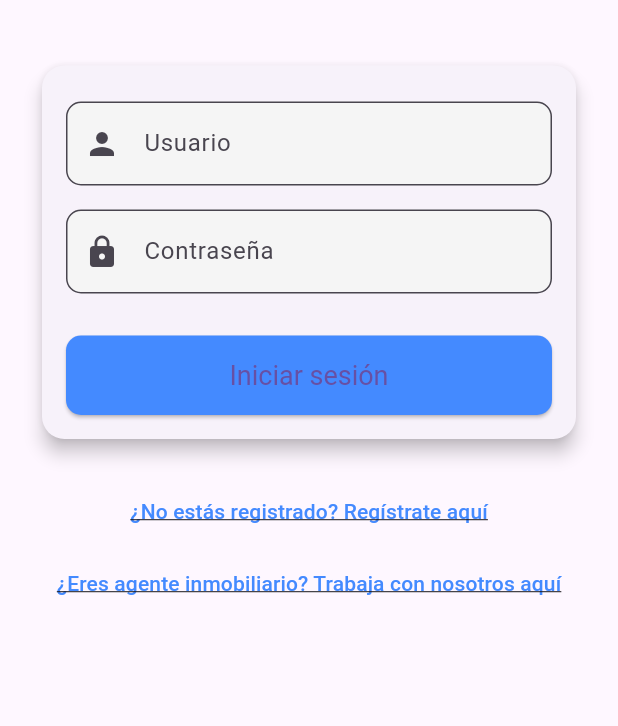
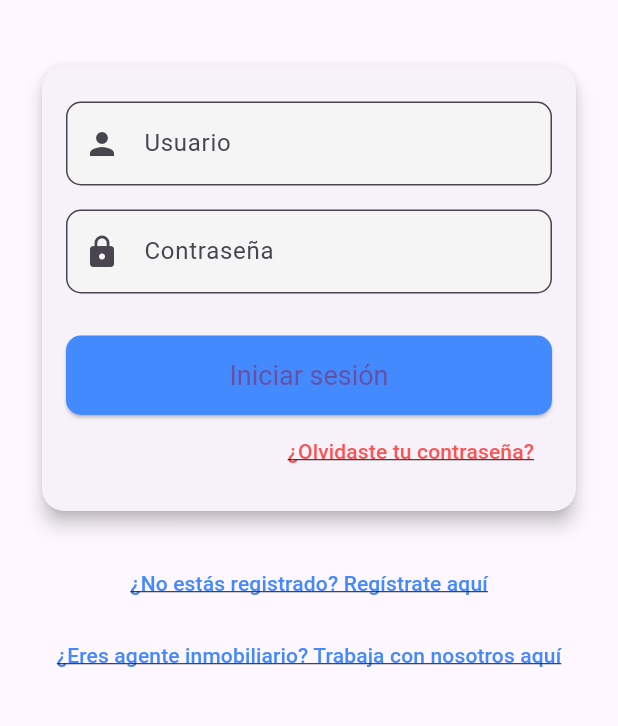
Before and after one commit to beyito/Proyecto_Inmueble, a Flutter app: the screen it shows after launch, on a phone screen of 412 x 824 dp, the part 323-1049 px from its top. Run offline on Flutter 3.47's test engine with Material 3 defaults, Android fonts, the phone set to English and light mode, and no system bars; our stand-ins replace go_router, shared_preferences.

Commit message:
IMPLEMENTANDO RECUPERAR CONTR EN MOVIL, VOLVIENDO A ARREGLAR EL REGISTRAR CLIENTE, E INCLUYENDO VARIABLE DE ENTORNO PARA MOVIL

```diff
--- /dev/null
+++ b/movil_inmobiliaria/lib/config/config.dart
@@ -0,0 +1,9 @@
+// lib/config.dart
+class Config {
+  // URL del backend, cámbiala aquí según tu entorno
+  static const String baseUrl =
+      'http://192.168.100.12:8000'; // con telefono fisico
+
+  // static const String baseUrl = 'http://10.0.2.2:8000'; // con emulador flutter
+  // static const String baseUrl = 'https://api.miapp.com'; // para produccion
+}
--- a/movil_inmobiliaria/lib/config/router/router.dart
+++ b/movil_inmobiliaria/lib/config/router/router.dart
@@ -2,6 +2,7 @@ import 'package:movil_inmobiliaria/pages/home_page.dart';
 import 'package:movil_inmobiliaria/views/login/login_page.dart';
 import 'package:movil_inmobiliaria/views/usuario/perfil_view.dart';
 import 'package:go_router/go_router.dart';
+import 'package:movil_inmobiliaria/views/usuario/recuperacionPassword_view.dart';
 import 'package:shared_preferences/shared_preferences.dart';
 import 'package:movil_inmobiliaria/views/usuario/registerAgente_view.dart';
 import 'package:movil_inmobiliaria/views/usuario/registerCliente_view.dart';
@@ -48,6 +49,12 @@ final appRouter = GoRouter(
       builder: (context, state) =>
           const RegisterAgenteView(), // 👈 pantalla de registro de agentes
     ),
+    GoRoute(
+      path: '/recuperar-password',
+      name: RecuperacionPasswordView.name,
+      builder: (context, state) =>
+          const RecuperacionPasswordView(), // 👈 pantalla de recuperacion contraseña
+    ),
     GoRoute(path: '/', redirect: (_, __) => '/home/0'),
   ],
   redirect: (context, state) async {
@@ -56,12 +63,13 @@ final appRouter = GoRouter(
 
     final loggingIn = location == '/login';
     final registering = location == '/register' || location == '/agente';
+    final recovering = location == '/recuperar-password';
 
-    if (!loggedIn && !(loggingIn || registering)) {
+    if (!loggedIn && !(loggingIn || registering || recovering)) {
       return '/login';
     }
 
-    if (loggedIn && (loggingIn || registering)) {
+    if (loggedIn && (loggingIn || registering || recovering)) {
       return '/home/0';
     }
 
--- a/movil_inmobiliaria/lib/services/auth_service.dart
+++ b/movil_inmobiliaria/lib/services/auth_service.dart
@@ -4,9 +4,12 @@ import 'package:movil_inmobiliaria/models/login_response.dart';
 import 'package:movil_inmobiliaria/models/usuario_model.dart';
 import 'package:http/http.dart' as http;
 import 'package:shared_preferences/shared_preferences.dart';
+import 'package:movil_inmobiliaria/config/config.dart';
 
 class AuthService {
-  final String baseUrl = "http://10.0.2.2:8000/usuario";
+  final String baseUrl = '${Config.baseUrl}/usuario';
+  // "http://10.0.2.2:8000/usuario";
+  // "http://192.168.100.12:8000/usuario";
 
   // Login
   Future<LoginResponse> login(String username, String password) async {
--- a/movil_inmobiliaria/lib/services/usuario_service.dart
+++ b/movil_inmobiliaria/lib/services/usuario_service.dart
@@ -2,9 +2,12 @@ import 'dart:convert';
 import 'package:http/http.dart' as http;
 import 'auth_service.dart';
 import '../models/usuario_model.dart';
+import 'package:movil_inmobiliaria/config/config.dart';
 
 class UsuarioService {
-  final String baseUrl = "http://10.0.2.2:8000/usuario";
+  final String baseUrl = '${Config.baseUrl}/usuario';
+  // "http://10.0.2.2:8000/usuario";
+  // "http://192.168.100.12:8000/usuario";
   final AuthService authService = AuthService();
 
   // Mostrar usuarios
--- a/movil_inmobiliaria/lib/shared/custom_bottom_navigation.dart
+++ b/movil_inmobiliaria/lib/shared/custom_bottom_navigation.dart
@@ -29,10 +29,7 @@ class CustomBottomNavigation extends StatelessWidget {
       onTap: (value) => onItemTapped(context, value),
       items: const [
         // Podemos colocar más o quitar. La cantidad tiene que se el mismo que onItemTapped
-        BottomNavigationBarItem(
-          icon: Icon(Icons.home_max),
-          label: 'Inicio',
-        ),
+        BottomNavigationBarItem(icon: Icon(Icons.home_max), label: 'Inicio'),
         BottomNavigationBarItem(
           icon: Icon(Icons.label_outline),
           label: 'Categorías',
--- a/movil_inmobiliaria/lib/views/login/login_page.dart
+++ b/movil_inmobiliaria/lib/views/login/login_page.dart
@@ -95,6 +95,7 @@ class _LoginPageState extends State<LoginPage> {
                         obscureText: true,
                       ),
                       const SizedBox(height: 20),
+                      // Dentro del Card, después del botón de "Iniciar sesión"
                       _isLoading
                           ? const CircularProgressIndicator()
                           : SizedBox(
@@ -116,6 +117,37 @@ class _LoginPageState extends State<LoginPage> {
                                 child: const Text("Iniciar sesión"),
                               ),
                             ),
+                      // Mostrar error si existe
+                      if (_errorMessage.isNotEmpty)
+                        Padding(
+                          padding: const EdgeInsets.only(top: 12.0),
+                          child: Text(
+                            _errorMessage,
+                            style: const TextStyle(
+                              color: Colors.redAccent,
+                              fontSize: 14,
+                            ),
+                          ),
+                        ),
+                      // 👇 Nuevo botón de "Olvidaste tu contraseña?"
+                      Align(
+                        alignment: Alignment.centerRight,
+                        child: TextButton(
+                          onPressed: () {
+                            context.push(
+                              '/recuperar-password',
+                            ); // Aquí debe ir tu ruta de recuperación
+                          },
+                          child: const Text(
+                            "¿Olvidaste tu contraseña?",
+                            style: TextStyle(
+                              color: Colors.redAccent,
+                              fontSize: 14,
+                              decoration: TextDecoration.underline,
+                            ),
+                          ),
+                        ),
+                      ),
                     ],
                   ),
                 ),
--- a/movil_inmobiliaria/lib/views/usuario/editarPerfil_view.dart
+++ b/movil_inmobiliaria/lib/views/usuario/editarPerfil_view.dart
@@ -2,6 +2,7 @@ import 'package:flutter/material.dart';
 import 'package:shared_preferences/shared_preferences.dart';
 import 'package:http/http.dart' as http;
 import 'dart:convert';
+import 'package:movil_inmobiliaria/config/config.dart';
 
 class EditProfilePage extends StatefulWidget {
   final Map<String, dynamic>? userData;
@@ -53,7 +54,7 @@ class _EditProfilePageState extends State<EditProfilePage> {
     }
 
     final response = await http.put(
-      Uri.parse("http://10.0.2.2:8000/usuario/editarUsuario"),
+      Uri.parse('${Config.baseUrl}/usuario/editarUsuario'),
       headers: {
         'Content-Type': 'application/json',
         'Authorization': 'Token $token',
--- a/movil_inmobiliaria/lib/views/usuario/perfil_view.dart
+++ b/movil_inmobiliaria/lib/views/usuario/perfil_view.dart
@@ -3,6 +3,7 @@ import 'package:shared_preferences/shared_preferences.dart';
 import 'package:http/http.dart' as http;
 import 'editarPerfil_view.dart';
 import 'dart:convert';
+import 'package:movil_inmobiliaria/config/config.dart';
 
 class PerfilView extends StatefulWidget {
   static const name = 'perfil-screen';
@@ -38,7 +39,7 @@ class _PerfilViewState extends State<PerfilView> {
 
       final response = await http.get(
         Uri.parse(
-          "http://10.0.2.2:8000/usuario/profile/",
+          '${Config.baseUrl}/usuario/profile/',
         ), // 👈 Ajusta la ruta a la de tu backend
         headers: {
           'Content-Type': 'application/json',
--- a/movil_inmobiliaria/lib/views/usuario/registerAgente_view.dart
+++ b/movil_inmobiliaria/lib/views/usuario/registerAgente_view.dart
@@ -2,6 +2,7 @@ import 'package:flutter/material.dart';
 import 'package:http/http.dart' as http;
 import 'dart:convert';
 import 'package:go_router/go_router.dart';
+import 'package:movil_inmobiliaria/config/config.dart';
 
 class RegisterAgenteView extends StatefulWidget {
   static const name = 'registerAgente-screen';
@@ -49,7 +50,8 @@ class _RegisterAgenteViewState extends State<RegisterAgenteView> {
     try {
       final response = await http.post(
         Uri.parse(
-          "http://10.0.2.2:8000/usuario/registerAgente/",
+          '${Config.baseUrl}/usuario/registerAgente/',
+          // "http://10.0.2.2:8000/usuario/registerAgente/" ,
         ), // Ajusta tu endpoint
         headers: {'Content-Type': 'application/json'},
         body: jsonEncode(data),
--- a/movil_inmobiliaria/lib/views/usuario/registerCliente_view.dart
+++ b/movil_inmobiliaria/lib/views/usuario/registerCliente_view.dart
@@ -2,6 +2,7 @@ import 'package:flutter/material.dart';
 import 'package:http/http.dart' as http;
 import 'dart:convert';
 import 'package:go_router/go_router.dart';
+import 'package:movil_inmobiliaria/config/config.dart';
 
 class RegisterClienteView extends StatefulWidget {
   static const name = 'registerCliente-screen';
@@ -46,7 +47,7 @@ class _RegisterClienteViewSite extends State<RegisterClienteView> {
     try {
       final response = await http.post(
         Uri.parse(
-          "http://10.0.2.2:8000/usuario/register/",
+          '${Config.baseUrl}/usuario/registerCliente/',
         ), // Ajusta tu endpoint
         headers: {'Content-Type': 'application/json'},
         body: jsonEncode(data),
```
Also changed, not shown: movil_inmobiliaria/lib/views/usuario/recuperacionPassword_view.dart (added, +160 -0 lines), 5 other files.
